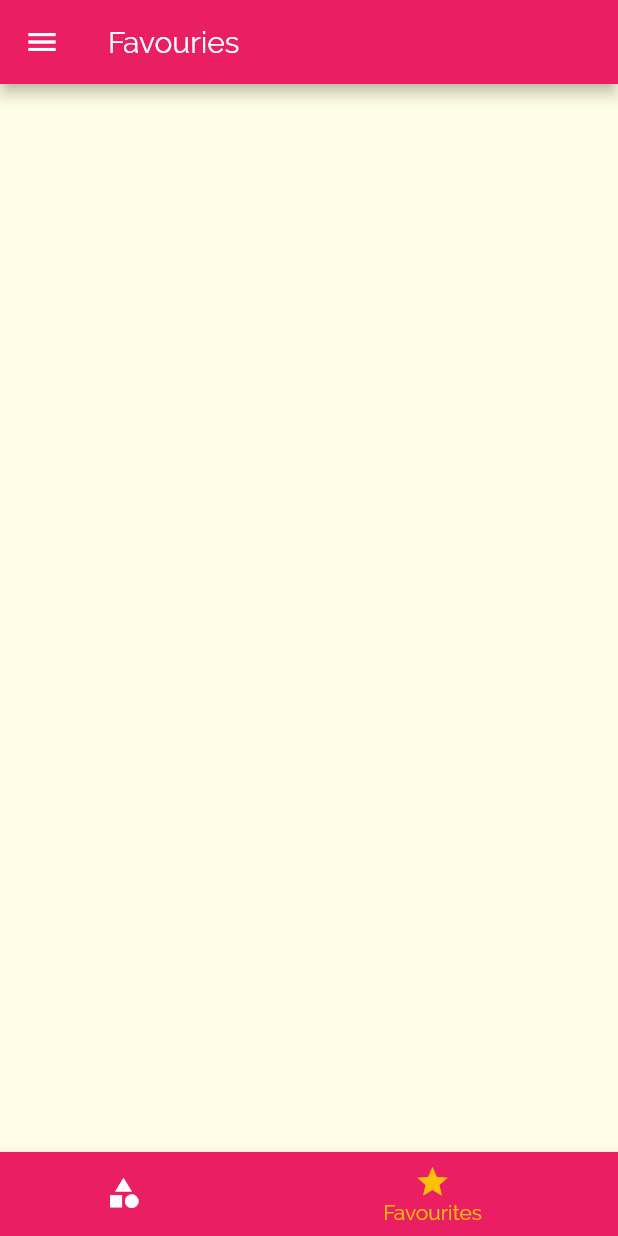
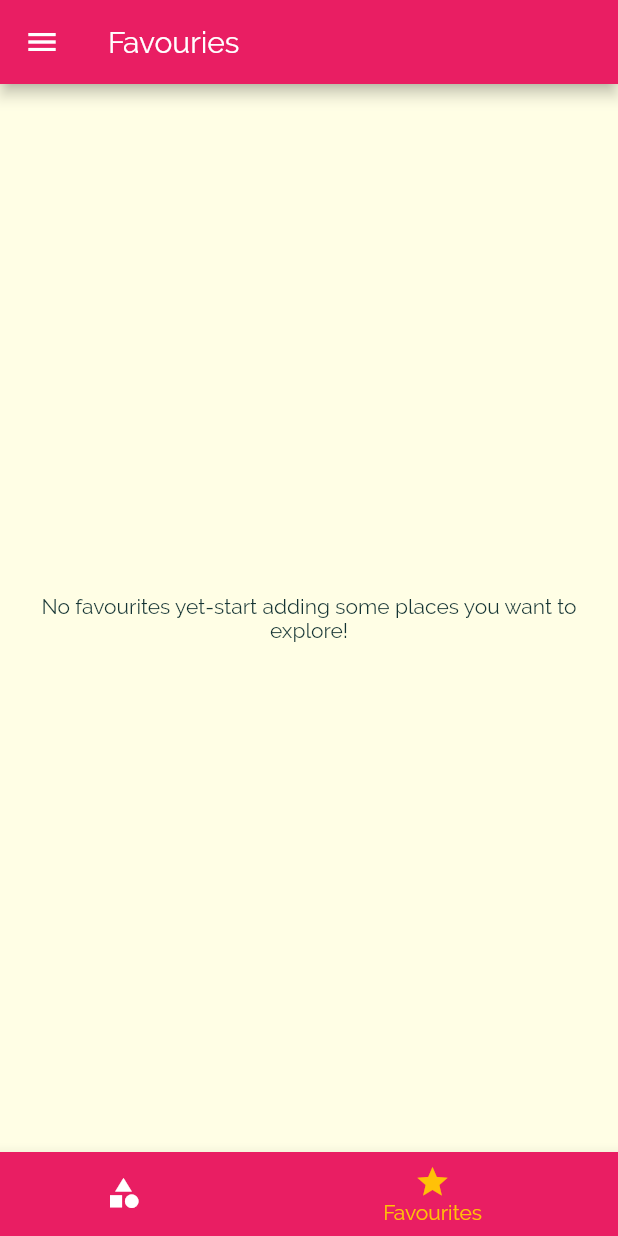
Before and after one commit to SanskaarPatni/Manipal-Explore-App, a Flutter app: the screen it shows after launch, item 2 of the bottom bar chosen, on a phone screen of 412 x 824 dp. Run offline on Flutter 3.47's test engine with Material 2 defaults, Android fonts, the phone set to English and light mode, and no system bars.

Commit message:
Favourite feature- Working

```diff
--- a/lib/dummy_data.dart
+++ b/lib/dummy_data.dart
@@ -68,7 +68,8 @@ const DUMMY_PLACES = const [
       travelWays: ['cAR', 'AUTO'],
       duration: 20,
       bestTime: BestTimeToVisit.Afternoon,
-      dummyBoolean: false),
+      dummyBoolean1: false,
+      dummyBoolean2: false),
   Place(
       id: 'm2',
       categories: [
@@ -82,7 +83,8 @@ const DUMMY_PLACES = const [
       travelWays: ['cAR', 'AUTO'],
       duration: 20,
       bestTime: BestTimeToVisit.Afternoon,
-      dummyBoolean: false),
+      dummyBoolean1: false,
+      dummyBoolean2: false),
   Place(
       id: 'm3',
       categories: [
@@ -96,7 +98,8 @@ const DUMMY_PLACES = const [
       travelWays: ['cAR', 'AUTO'],
       duration: 20,
       bestTime: BestTimeToVisit.Afternoon,
-      dummyBoolean: false),
+      dummyBoolean1: false,
+      dummyBoolean2: false),
   Place(
       id: 'm4',
       categories: [
@@ -110,7 +113,8 @@ const DUMMY_PLACES = const [
       travelWays: ['cAR', 'AUTO'],
       duration: 20,
       bestTime: BestTimeToVisit.Afternoon,
-      dummyBoolean: false),
+      dummyBoolean1: false,
+      dummyBoolean2: false),
   Place(
       id: 'm5',
       categories: [
@@ -124,7 +128,8 @@ const DUMMY_PLACES = const [
       travelWays: ['cAR', 'AUTO'],
       duration: 20,
       bestTime: BestTimeToVisit.Afternoon,
-      dummyBoolean: false),
+      dummyBoolean1: false,
+      dummyBoolean2: false),
   Place(
     id: 'm6',
     categories: [
@@ -138,6 +143,7 @@ const DUMMY_PLACES = const [
     travelWays: ['cAR', 'AUTO'],
     duration: 20,
     bestTime: BestTimeToVisit.Afternoon,
-    dummyBoolean: false,
+    dummyBoolean1: false,
+    dummyBoolean2: false,
   ),
 ];
--- a/lib/main.dart
+++ b/lib/main.dart
@@ -3,10 +3,60 @@ import './screens/tabs_screen.dart';
 import './screens/place_detail_screen.dart';
 import './screens/filters_screen.dart';
 import './screens/category_places_screen.dart';
+import './dummy_data.dart';
+import './models/place.dart';
 
 void main() => runApp(MyApp());
 
-class MyApp extends StatelessWidget {
+class MyApp extends StatefulWidget {
+  @override
+  _MyAppState createState() => _MyAppState();
+}
+
+class _MyAppState extends State<MyApp> {
+  Map<String, bool> _filters = {
+    'filter1': false,
+    'filter2': false,
+  };
+
+  List<Place> _availablePlaces = DUMMY_PLACES;
+  List<Place> _favouritePlaces = [];
+
+  void _setFilters(Map<String, bool> filterData) {
+    setState(() {
+      _filters = filterData;
+      _availablePlaces = DUMMY_PLACES.where((place) {
+        if (_filters['filter1'] && !place.dummyBoolean1) {
+          return false;
+        }
+        if (_filters['filter2'] && !place.dummyBoolean2) {
+          return false;
+        }
+        return true;
+      }).toList();
+    });
+  }
+
+  void _toggleFavourite(String placeId) {
+    final existingIndex =
+        _favouritePlaces.indexWhere((place) => place.id == placeId);
+    if (existingIndex >= 0) {
+      setState(() {
+        _favouritePlaces.removeAt(existingIndex);
+      });
+    } else {
+      setState(() {
+        _favouritePlaces.add(
+          DUMMY_PLACES.firstWhere((place) => place.id == placeId),
+        );
+      });
+    }
+  }
+
+  bool _isPlaceFavourite(String id) {
+    return _favouritePlaces.any((place) => place.id == id);
+  }
+
   @override
   Widget build(BuildContext context) {
     return MaterialApp(
@@ -31,11 +81,13 @@ class MyApp extends StatelessWidget {
               ),
             ),
       ),
-      home: TabsScreen(),
       routes: {
-        CategoryPlacesScreen.routeName: (ctx) => CategoryPlacesScreen(),
-        PlaceDetailScreen.routeName: (ctx) => PlaceDetailScreen(),
-        FiltersScreen.routeName: (ctx) => FiltersScreen(),
+        '/': (ctx) => TabsScreen(_favouritePlaces),
+        CategoryPlacesScreen.routeName: (ctx) =>
+            CategoryPlacesScreen(_availablePlaces),
+        PlaceDetailScreen.routeName: (ctx) =>
+            PlaceDetailScreen(_toggleFavourite, _isPlaceFavourite),
+        FiltersScreen.routeName: (ctx) => FiltersScreen(_setFilters, _filters),
       },
     );
   }
--- a/lib/models/place.dart
+++ b/lib/models/place.dart
@@ -15,7 +15,8 @@ class Place {
   final List<String> travelWays;
   final int duration;
   final BestTimeToVisit bestTime;
-  final bool dummyBoolean;
+  final bool dummyBoolean1;
+  final bool dummyBoolean2;
 
   const Place({
     @required this.id,
@@ -25,7 +26,8 @@ class Place {
     @required this.title,
     @required this.description,
     @required this.duration,
-    @required this.dummyBoolean,
+    @required this.dummyBoolean1,
+    @required this.dummyBoolean2,
     @required this.imageUrl,
   });
 }
--- a/lib/screens/favourites_screen.dart
+++ b/lib/screens/favourites_screen.dart
@@ -1,8 +1,32 @@
 import 'package:flutter/material.dart';
+import '../models/place.dart';
+import '../widgets/place_item.dart';
 
 class FavouritesScreen extends StatelessWidget {
+  final List<Place> favouritePlaces;
+  FavouritesScreen(this.favouritePlaces);
   @override
   Widget build(BuildContext context) {
-    return Container();
+    if (favouritePlaces.isEmpty) {
+      return Center(
+        child: Text(
+          'No favourites yet-start adding some places you want to explore!',
+          textAlign: TextAlign.center,
+        ),
+      );
+    } else {
+      return ListView.builder(
+        itemBuilder: (ctx, index) {
+          return PlaceItem(
+            id: favouritePlaces[index].id,
+            title: favouritePlaces[index].title,
+            imageUrl: favouritePlaces[index].imageUrl,
+            duration: favouritePlaces[index].duration,
+            bestTime: favouritePlaces[index].bestTime,
+          );
+        },
+        itemCount: favouritePlaces.length,
+      );
+    }
   }
 }
--- a/lib/screens/tabs_screen.dart
+++ b/lib/screens/tabs_screen.dart
@@ -2,19 +2,34 @@ import 'package:flutter/material.dart';
 import '../widgets/main_drawer.dart';
 import './categories_screen.dart';
 import './favourites_screen.dart';
+import '../models/place.dart';
 
 class TabsScreen extends StatefulWidget {
+  final List<Place> favouritePlaces;
+  TabsScreen(this.favouritePlaces);
   @override
   _TabsScreenState createState() => _TabsScreenState();
 }
 
 class _TabsScreenState extends State<TabsScreen> {
-  final List<Map<String, Object>> _pages = [
-    {'page': CategoriesScreen(), 'title': 'Categories'},
-    {'page': FavouritesScreen(), 'title': 'Favouries'},
-  ];
+  List<Map<String, Object>> _pages;
 
   int _selectedPageIndex = 0;
+
+  @override
+  void initState() {
+    _pages = [
+      {
+        'page': CategoriesScreen(),
+        'title': 'Categories',
+      },
+      {
+        'page': FavouritesScreen(widget.favouritePlaces),
+        'title': 'Favouries',
+      },
+    ];
+    super.initState();
+  }
 
   void _selectPage(int index) {
     setState(() {
--- a/lib/widgets/place_item.dart
+++ b/lib/widgets/place_item.dart
@@ -8,7 +8,6 @@ class PlaceItem extends StatelessWidget {
   final String imageUrl;
   final int duration;
   final BestTimeToVisit bestTime;
-  final Function removeVisitedPage;
 
   PlaceItem({
     @required this.id,
@@ -16,7 +15,6 @@ class PlaceItem extends StatelessWidget {
     @required this.imageUrl,
     @required this.duration,
     @required this.bestTime,
-    @required this.removeVisitedPage,
   });
 
   String get bestTimeText {
@@ -37,7 +35,7 @@ class PlaceItem extends StatelessWidget {
         .pushNamed(PlaceDetailScreen.routeName, arguments: id)
         .then((result) {
       if (result != null) {
-        removeVisitedPage(result);
+        //removeVisitedPage(result);
       }
     });
   }
```
Also changed, not shown: lib/screens/category_places_screen.dart (+3 -10 lines), lib/screens/filters_screen.dart (+30 -6 lines), lib/screens/place_detail_screen.dart (+7 -4 lines).
